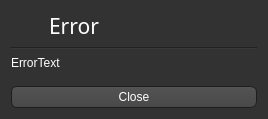
Old version of the form ErrorBox.ui in the repository BenjaminHalko/WiiMusicEditorPlus.
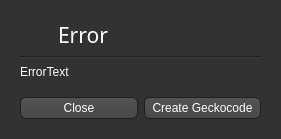
New version of the form. The open tabs and pages were chosen to show the change. Icons and pictures are not drawn.

Diff of the .ui file:
```diff
--- a/ErrorBox.ui
+++ b/ErrorBox.ui
@@ -9,8 +9,8 @@
    <rect>
     <x>0</x>
     <y>0</y>
-    <width>268</width>
-    <height>119</height>
+    <width>281</width>
+    <height>139</height>
    </rect>
   </property>
   <property name="windowTitle">
@@ -501,6 +501,13 @@
   </property>
   <layout class="QVBoxLayout" name="verticalLayout">
    <item>
+    <widget class="QStackedWidget" name="MainWidget">
+     <property name="currentIndex">
+      <number>0</number>
+     </property>
+     <widget class="QWidget" name="ErrorNormal">
+      <layout class="QVBoxLayout" name="verticalLayout_2">
+       <item>
     <layout class="QHBoxLayout" name="Title">
      <item>
       <widget class="QLabel" name="ErrorSymbol">
@@ -564,9 +571,103 @@
    </item>
    <item>
     <widget class="QPushButton" name="ErrorClose">
+         <property name="enabled">
+          <bool>true</bool>
+         </property>
      <property name="text">
       <string>Close</string>
      </property>
+        </widget>
+       </item>
+      </layout>
+     </widget>
+     <widget class="QWidget" name="ErrorGct">
+      <layout class="QVBoxLayout" name="verticalLayout_3">
+       <item>
+        <layout class="QHBoxLayout" name="Title_GC">
+         <item>
+          <widget class="QLabel" name="ErrorSymbol_GC">
+           <property name="maximumSize">
+            <size>
+             <width>32</width>
+             <height>16777215</height>
+            </size>
+           </property>
+           <property name="text">
+            <string>&lt;html&gt;&lt;head/&gt;&lt;body&gt;&lt;p&gt;&lt;img src=&quot;:/images/images/Error.png&quot;/&gt;&lt;/p&gt;&lt;/body&gt;&lt;/html&gt;</string>
+           </property>
+          </widget>
+         </item>
+         <item>
+          <widget class="QLabel" name="ErrorTitle_GC">
+           <property name="font">
+            <font>
+             <family>Continuum Medium</family>
+             <pointsize>16</pointsize>
+            </font>
+           </property>
+           <property name="text">
+            <string>Error</string>
+           </property>
+          </widget>
+         </item>
+        </layout>
+       </item>
+       <item>
+        <widget class="Line" name="hLine_GC">
+         <property name="orientation">
+          <enum>Qt::Horizontal</enum>
+         </property>
+        </widget>
+       </item>
+       <item>
+        <widget class="QLabel" name="ErrorMessage_GC">
+         <property name="font">
+          <font>
+           <pointsize>9</pointsize>
+          </font>
+         </property>
+         <property name="text">
+          <string>ErrorText</string>
+         </property>
+        </widget>
+       </item>
+       <item>
+        <spacer name="ErrorSpacer_GC">
+         <property name="orientation">
+          <enum>Qt::Vertical</enum>
+         </property>
+         <property name="sizeHint" stdset="0">
+          <size>
+           <width>20</width>
+           <height>40</height>
+          </size>
+         </property>
+        </spacer>
+       </item>
+       <item>
+        <layout class="QHBoxLayout" name="Buttons_GC">
+         <item>
+          <widget class="QPushButton" name="ErrorClose_GC">
+           <property name="enabled">
+            <bool>true</bool>
+           </property>
+           <property name="text">
+            <string>Close</string>
+           </property>
+          </widget>
+         </item>
+         <item>
+          <widget class="QPushButton" name="ErrorCreate_GC">
+           <property name="text">
+            <string>Create Geckocode</string>
+           </property>
+          </widget>
+         </item>
+        </layout>
+       </item>
+      </layout>
+     </widget>
     </widget>
    </item>
   </layout>
```
Lines whose indentation alone changed are shown as unchanged.
